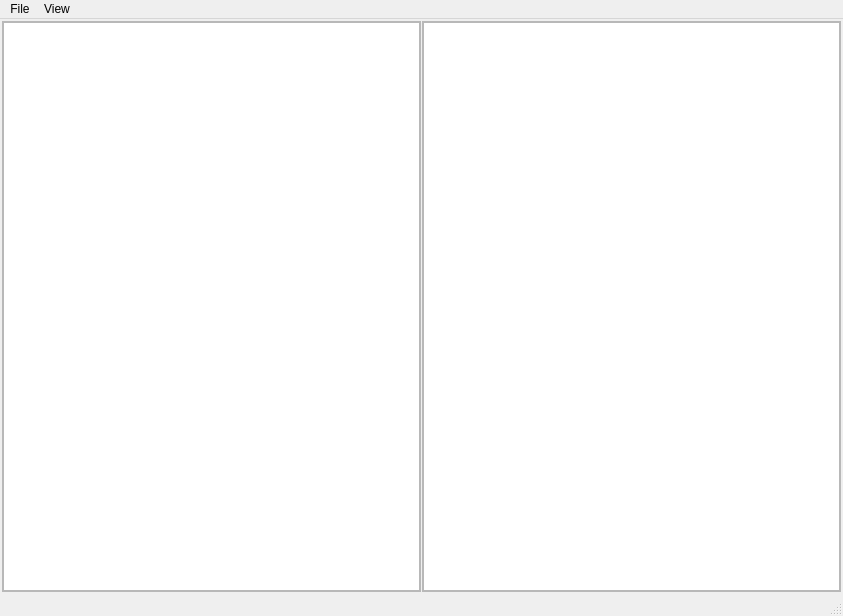
Before: the Qt Designer form mainwindow.ui in utamons/qplan, drawn with Qt 5.
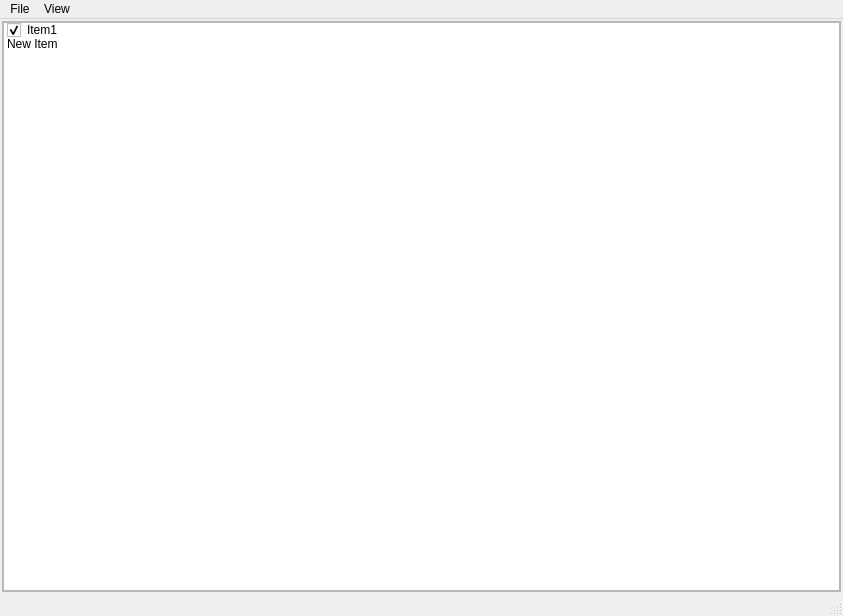
After: the same form once the commit is applied.

Diff of the .ui file:
```diff
--- a/mainwindow.ui
+++ b/mainwindow.ui
@@ -20,7 +20,7 @@
    <string>MainWindow</string>
   </property>
   <widget class="QWidget" name="centralwidget">
-   <layout class="QHBoxLayout" name="horizontalLayout" stretch="1,1">
+   <layout class="QHBoxLayout" name="horizontalLayout" stretch="1">
     <property name="spacing">
      <number>1</number>
     </property>
@@ -61,37 +61,30 @@
         <number>0</number>
        </property>
        <item>
-        <widget class="QListWidget" name="listWidget"/>
-       </item>
-      </layout>
-     </widget>
-    </item>
-    <item>
-     <widget class="QFrame" name="frame_2">
-      <property name="frameShape">
-       <enum>QFrame::StyledPanel</enum>
-      </property>
-      <property name="frameShadow">
-       <enum>QFrame::Raised</enum>
-      </property>
-      <layout class="QVBoxLayout" name="verticalLayout_2">
-       <property name="spacing">
-        <number>0</number>
-       </property>
-       <property name="leftMargin">
-        <number>0</number>
-       </property>
-       <property name="topMargin">
-        <number>0</number>
-       </property>
-       <property name="rightMargin">
-        <number>0</number>
-       </property>
-       <property name="bottomMargin">
-        <number>0</number>
-       </property>
-       <item>
-        <widget class="QListWidget" name="listWidget_2"/>
+        <widget class="QListWidget" name="listWidget">
+         <property name="spacing">
+          <number>5</number>
+         </property>
+         <item>
+          <property name="text">
+           <string>Item1</string>
+          </property>
+          <property name="checkState">
+           <enum>Checked</enum>
+          </property>
+         </item>
+         <item>
+          <property name="text">
+           <string>New Item</string>
+          </property>
+          <property name="checkState">
+           <enum>Unchecked</enum>
+          </property>
+          <property name="flags">
+           <set>ItemIsSelectable|ItemIsEditable|ItemIsDragEnabled|ItemIsDropEnabled|ItemIsUserCheckable|ItemIsEnabled</set>
+          </property>
+         </item>
+        </widget>
        </item>
       </layout>
      </widget>
```
Left out of the diff: 28 changed lines with no effect on the pictures.
